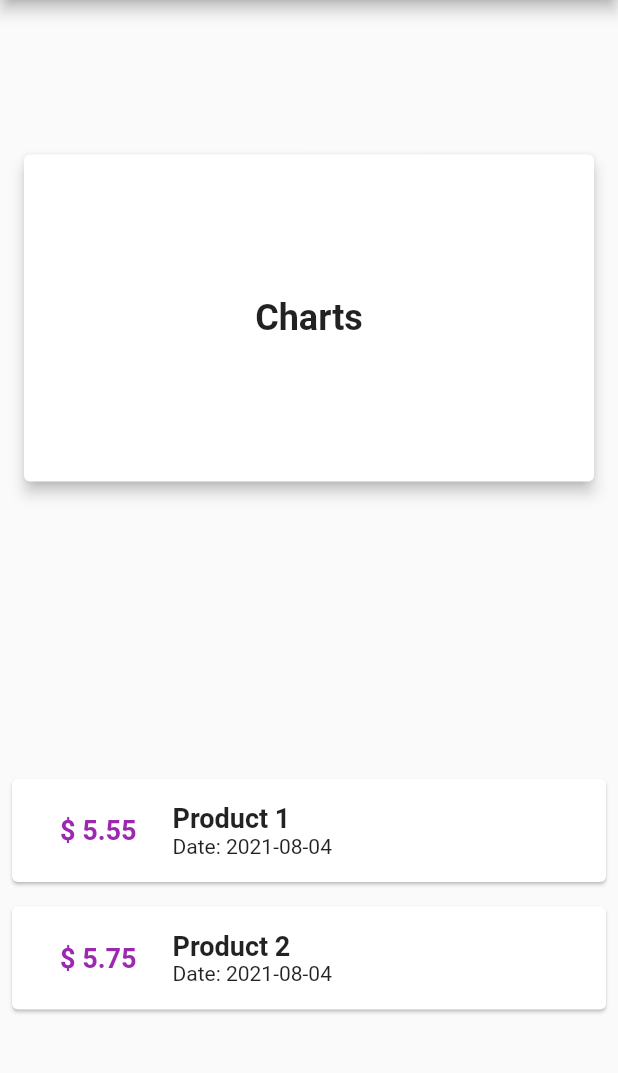
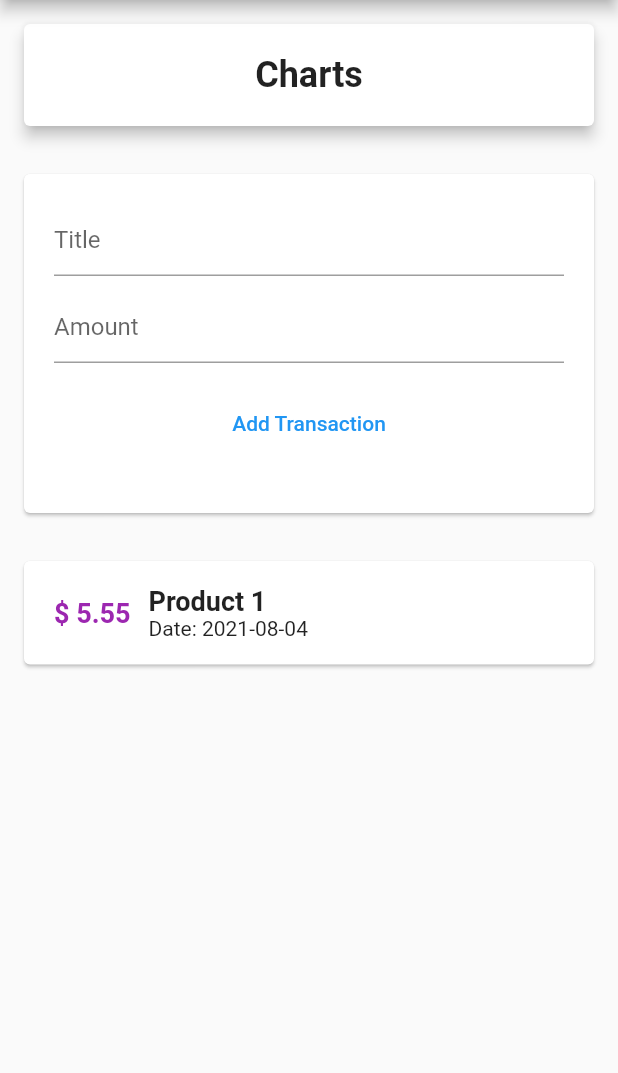
Before and after one commit to suhas-kadu/expense_planner, a Flutter app: the screen it shows after launch, on a phone screen of 412 x 824 dp, the part 84-1157 px from its top. Run offline on Flutter 3.47's test engine with Material 2 defaults, Android fonts, the phone set to English and light mode, and no system bars; our stand-ins replace fluttertoast.

Commit message:
new transaction added, toast msg added

```diff
--- a/lib/views/home_page.dart
+++ b/lib/views/home_page.dart
@@ -1,13 +1,10 @@
+import 'package:expense_planner/widgets/user_transaction.dart';
 import 'package:flutter/material.dart';
-import '../models/transaction.dart';
+import '../widgets/new_transaction.dart';
 
 class HomePage extends StatelessWidget {
-  final List transactions = <Transaction>[
-    Transaction(
-        id: "t1", title: "Product 1", amount: 5.55, dateTime: DateTime.now()),
-    Transaction(
-        id: "t2", title: "Product 2", amount: 5.75, dateTime: DateTime.now())
-  ];
+  final titleController = new TextEditingController();
+  final amountController = new TextEditingController();
 
   @override
   Widget build(BuildContext context) {
@@ -15,13 +12,14 @@ class HomePage extends StatelessWidget {
       appBar: AppBar(
         title: Text("Expense Planner"),
       ),
-      body: Column(
-          mainAxisAlignment: MainAxisAlignment.spaceAround,
+      body: SingleChildScrollView(
+        child: Column(
+            // mainAxisAlignment: MainAxisAlignment.spaceAround,
             crossAxisAlignment: CrossAxisAlignment.stretch,
             children: <Widget>[
               Container(
                 width: double.infinity,
-              height: 250,
+                height: 100,
                 child: Card(
                   margin: const EdgeInsets.all(16.0),
                   elevation: 4.0,
@@ -37,50 +35,9 @@ class HomePage extends StatelessWidget {
                   ),
                 ),
               ),
-            Column(
-              children: transactions.map((transaction) {
-                return Card(
-                  margin: const EdgeInsets.all(8.0),
-                  child: Padding(
-                    padding: const EdgeInsets.all(8.0),
-                    child: Row(
-                      // mainAxisAlignment: MainAxisAlignment.spaceBetween,
-                      children: <Widget>[
-                        Container(
-                          margin: EdgeInsets.symmetric(
-                              vertical: 8.0, horizontal: 16.0),
-                          padding: const EdgeInsets.all(8.0),
-                          child: Text(
-                            "\$ ${transaction.amount}",
-                            textAlign: TextAlign.end,
-                            style: TextStyle(
-                              fontWeight: FontWeight.bold,
-                              fontSize: 18,
-                              color: Colors.purple,
+              UserTransaction()
+            ]),
       ),
-                          ),
-                        ),
-                        Column(
-                          crossAxisAlignment: CrossAxisAlignment.start,
-                          children: <Widget>[
-                            Text(
-                              transaction.title,
-                              style: TextStyle(
-                                fontWeight: FontWeight.bold,
-                                fontSize: 18,
-                                // color: Colors.purple,
-                              ),
-                            ),
-                            Text("Date: ${transaction.dateTime.toString().substring(0,11)}"),
-                          ],
-                        ),
-                      ],
-                    ),
-                  ),
-                );
-              }).toList(),
-            )
-          ]),
     );
   }
 }
--- /dev/null
+++ b/lib/widgets/new_transaction.dart
@@ -0,0 +1,59 @@
+import 'package:flutter/material.dart';
+import 'package:fluttertoast/fluttertoast.dart';
+
+class NewTransaction extends StatelessWidget {
+  final TextEditingController titleController = new TextEditingController();
+  final TextEditingController amountController = new TextEditingController();
+  final Function addNewTx;
+
+  NewTransaction({this.addNewTx});
+
+  @override
+  Widget build(BuildContext context) {
+    return Card(
+      margin: const EdgeInsets.all(16.0),
+      child: Padding(
+        padding: const EdgeInsets.all(20.0),
+        child: Column(
+          children: [
+            TextField(
+              autocorrect: true,
+              decoration: InputDecoration(hintText: "Title"),
+              controller: titleController,
+            ),
+            SizedBox(
+              height: 10,
+            ),
+            TextField(
+              autocorrect: true,
+              decoration: InputDecoration(hintText: "Amount"),
+              controller: amountController,
+            ),
+            Container(
+              margin: const EdgeInsets.all(16.0),
+              child: TextButton(
+                child: Text("Add Transaction"),
+                onPressed: () {
+                  double amount = double.tryParse(amountController.text);
+                  print("amount: " + amount.toString());
+                  if (amount != null) {
+                    addNewTx(titleController.text, amount);
+                  } else {
+                    return Fluttertoast.showToast(
+                        msg: "Price cannot contain letters",
+                        backgroundColor: Colors.grey.shade100,
+                        textColor: Colors.black,
+                        toastLength: Toast.LENGTH_LONG,
+                        fontSize: 16.0);
+                  }
+
+                  print("${titleController.text}\n${amountController.text}");
+                },
+              ),
+            )
+          ],
+        ),
+      ),
+    );
+  }
+}
--- /dev/null
+++ b/lib/widgets/transaction_list.dart
@@ -0,0 +1,61 @@
+import 'package:flutter/material.dart';
+import '../models/transaction.dart';
+
+class TransactionList extends StatelessWidget {
+  final List<Transaction> userTransactions;
+
+  TransactionList({this.userTransactions});
+
+  @override
+  Widget build(BuildContext context) {
+    return Container(
+      height: 300,
+      child: ListView.builder(
+        itemCount: userTransactions.length,
+        itemBuilder: (context, index) {
+          return Card(
+            margin: const EdgeInsets.all(16.0),
+            child: Padding(
+              padding: const EdgeInsets.all(8.0),
+              child: Row(
+                // mainAxisAlignment: MainAxisAlignment.spaceBetween,
+                children: <Widget>[
+                  Container(
+                    margin: const EdgeInsets.symmetric(
+                        vertical: 8.0, horizontal: 4.0),
+                    padding: const EdgeInsets.all(8.0),
+                    child: Text(
+                      "\$ ${userTransactions[index].amount}",
+                      textAlign: TextAlign.end,
+                      style: TextStyle(
+                        fontWeight: FontWeight.bold,
+                        fontSize: 18,
+                        color: Colors.purple,
+                      ),
+                    ),
+                  ),
+                  Column(
+                    crossAxisAlignment: CrossAxisAlignment.start,
+                    children: <Widget>[
+                      Text(
+                        userTransactions[index].title,
+                        style: TextStyle(
+                          fontWeight: FontWeight.bold,
+                          fontSize: 18,
+                          // color: Colors.purple,
+                        ),
+                      ),
+                      Text(
+                          "Date: ${userTransactions[index].dateTime.toString().substring(0, 11)}"),
+                    ],
+                  ),
+                ],
+              ),
+            ),
+          );
+        },
+        // shrinkWrap: true,
+      ),
+    );
+  }
+}
--- /dev/null
+++ b/lib/widgets/user_transaction.dart
@@ -0,0 +1,44 @@
+import 'package:expense_planner/widgets/new_transaction.dart';
+import 'package:flutter/material.dart';
+import '../models/transaction.dart';
+import './transaction_list.dart';
+
+class UserTransaction extends StatefulWidget {
+  @override
+  _UserTransactionState createState() => _UserTransactionState();
+}
+
+class _UserTransactionState extends State<UserTransaction> {
+  final List _userTransactions = <Transaction>[
+    Transaction(
+        id: "t1", title: "Product 1", amount: 5.55, dateTime: DateTime.now()),
+
+  ];
+
+  void _addNewTransaction(String title, double amount) {
+    final _newTransaction = Transaction(
+        id: DateTime.now().toString(),
+        title: title,
+        amount: amount,
+        dateTime: DateTime.now());
+
+  setState(() {
+    _userTransactions.add(_newTransaction);
+  });
+
+  }
+
+  @override
+  Widget build(BuildContext context) {
+    return Column(
+      children: <Widget>[
+        NewTransaction(
+          addNewTx: _addNewTransaction,
+        ),
+        TransactionList(
+          userTransactions: _userTransactions,
+        ),
+      ],
+    );
+  }
+}
--- a/pubspec.yaml
+++ b/pubspec.yaml
@@ -23,6 +23,7 @@ environment:
 dependencies:
   flutter:
     sdk: flutter
+  fluttertoast: ^8.0.8
 
 
   # The following adds the Cupertino Icons font to your application.
```
Also changed, not shown: pubspec.lock. Lines whose indentation alone changed are shown as unchanged.
